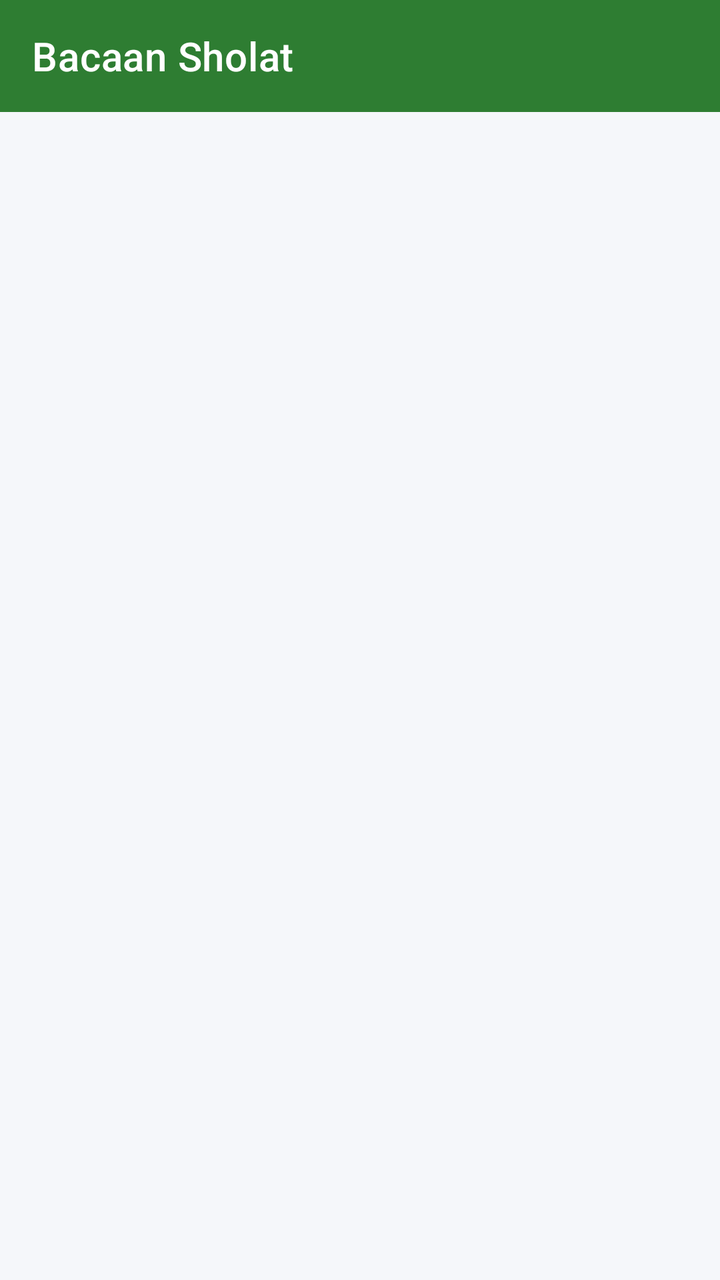
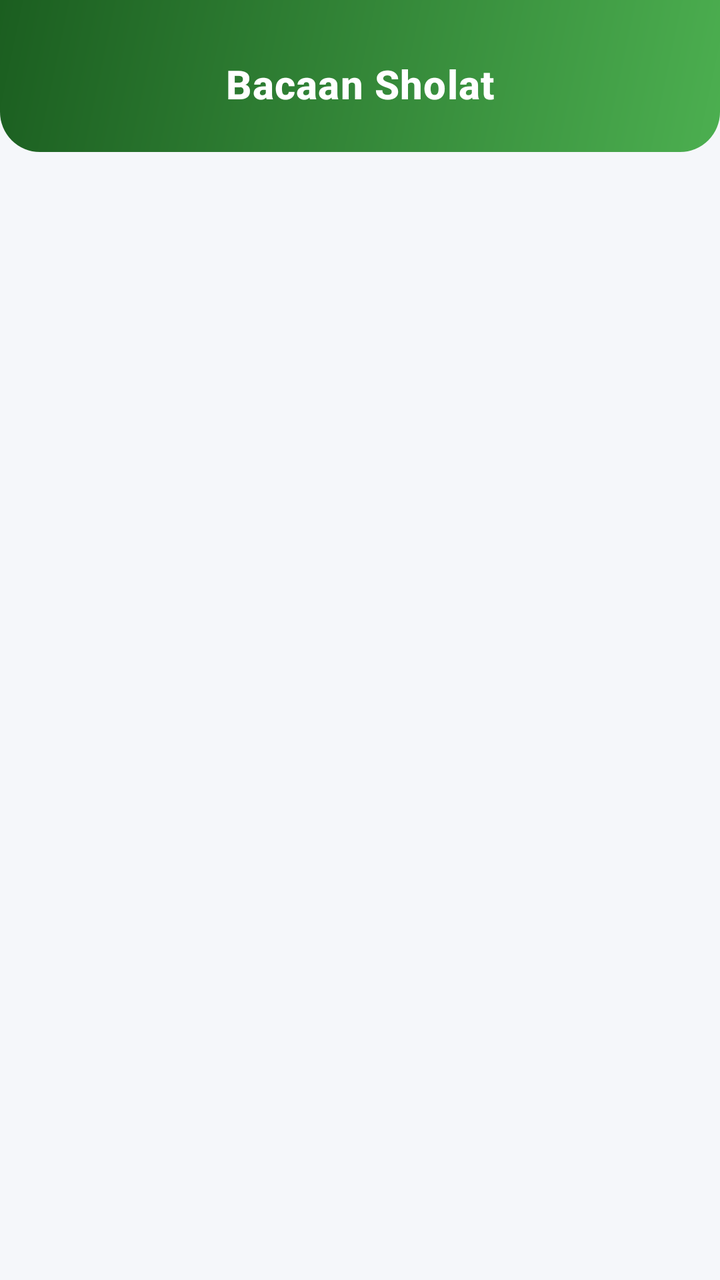

The first picture is an Android layout as it rendered before a commit; the second is the same layout after the commit. The layout source and the unified diff follow.
<!-- AndroidManifest.xml: application theme Theme.RamadhanDigital -->
<!-- res/layout/activity_bacaan_sholat.xml -->
<?xml version="1.0" encoding="utf-8"?>
<LinearLayout xmlns:android="http://schemas.android.com/apk/res/android"
    xmlns:app="http://schemas.android.com/apk/res-auto"
    android:layout_width="match_parent"
    android:layout_height="match_parent"
    android:orientation="vertical"
    android:background="#F5F7FA">

    
    <androidx.appcompat.widget.Toolbar
        android:id="@+id/toolbar"
        android:layout_width="match_parent"
        android:layout_height="?attr/actionBarSize"
        android:background="#2E7D32"
        app:title="Bacaan Sholat"
        app:titleTextColor="@android:color/white" />

    <ProgressBar
        android:id="@+id/progressBar"
        android:layout_width="wrap_content"
        android:layout_height="wrap_content"
        android:layout_gravity="center"
        android:layout_marginTop="32dp"
        android:visibility="gone" />

    
    <androidx.recyclerview.widget.RecyclerView
        android:id="@+id/rvBacaanSholat"
        android:layout_width="match_parent"
        android:layout_height="match_parent"
        android:clipToPadding="false"
        android:paddingTop="8dp"
        android:paddingBottom="16dp" />

</LinearLayout>
<!-- resources referenced by this layout -->
<resources>
  <style name="Theme.RamadhanDigital" parent="Theme.MaterialComponents.Light.NoActionBar">
  
          <item name="colorPrimary">#2E7D32</item>
          <item name="colorPrimaryVariant">#1B5E20</item>
          <item name="colorSecondary">#4CAF50</item>
  
          <item name="colorOnPrimary">@color/white</item>
          <item name="colorOnSecondary">@color/white</item>
  
          <item name="android:windowBackground">@android:color/white</item>
  
          <item name="android:statusBarColor">#2E7D32</item>
          <item name="android:navigationBarColor">@android:color/white</item>
  
          <item name="android:windowLightStatusBar">true</item>
  
          
          <item name="bottomNavigationStyle">@style/App.BottomNavigationView</item>
      </style>
  <color name="white">#FFFFFF</color>
  <style name="App.BottomNavigationView" parent="Widget.MaterialComponents.BottomNavigationView">
          <item name="itemActiveIndicatorStyle">@style/App.Custom.Indicator</item>
          <item name="itemTextAppearanceActive">@style/App.BottomNav.Text.Active</item>
          <item name="itemTextAppearanceInactive">@style/App.BottomNav.Text.Inactive</item>
      </style>
  <style name="App.Custom.Indicator" parent="Widget.Material3.BottomNavigationView.ActiveIndicator">
          
          <item name="android:color">#E8F5E9</item>
          <item name="android:width">60dp</item>
          <item name="android:height">40dp</item>
      </style>
  <style name="App.BottomNav.Text.Active" parent="TextAppearance.MaterialComponents.Caption">
          <item name="android:textStyle">bold</item>
          <item name="android:textSize">14sp</item>
      </style>
  <style name="App.BottomNav.Text.Inactive" parent="TextAppearance.MaterialComponents.Caption">
          <item name="android:textStyle">normal</item>
          <item name="android:textSize">12sp</item>
      </style>
</resources>

<!-- the commit's change to res/layout/activity_bacaan_sholat.xml (unified diff, before → after) -->
@@ -1,35 +1,70 @@
 <?xml version="1.0" encoding="utf-8"?>
-<LinearLayout xmlns:android="http://schemas.android.com/apk/res/android"
+<androidx.coordinatorlayout.widget.CoordinatorLayout
+    xmlns:android="http://schemas.android.com/apk/res/android"
     xmlns:app="http://schemas.android.com/apk/res-auto"
+    xmlns:tools="http://schemas.android.com/tools"
     android:layout_width="match_parent"
     android:layout_height="match_parent"
-    android:orientation="vertical"
     android:background="#F5F7FA">
 
     
-    <androidx.appcompat.widget.Toolbar
-        android:id="@+id/toolbar"
+    <com.google.android.material.appbar.AppBarLayout
+        android:id="@+id/appBarLayout"
         android:layout_width="match_parent"
-        android:layout_height="?attr/actionBarSize"
-        android:background="#2E7D32"
-        app:title="Bacaan Sholat"
-        app:titleTextColor="@android:color/white" />
+        android:layout_height="wrap_content"
+        android:background="@android:color/transparent"
+        app:elevation="0dp">
 
-    <ProgressBar
-        android:id="@+id/progressBar"
-        android:layout_width="wrap_content"
-        android:layout_height="wrap_content"
-        android:layout_gravity="center"
-        android:layout_marginTop="32dp"
-        android:visibility="gone" />
+        <com.google.android.material.appbar.MaterialToolbar
+            android:id="@+id/toolbar"
+            android:layout_width="match_parent"
+            android:layout_height="76dp"
+            android:background="@drawable/bg_header_gradient"
+            android:paddingTop="8dp"
+            app:title="Bacaan Sholat"
+            app:titleCentered="true"
+            app:titleTextAppearance="@style/HeaderTitleStyle"
+            app:titleTextColor="@android:color/white" />
+
+    </com.google.android.material.appbar.AppBarLayout>
 
     
-    <androidx.recyclerview.widget.RecyclerView
-        android:id="@+id/rvBacaanSholat"
+    <androidx.constraintlayout.widget.ConstraintLayout
         android:layout_width="match_parent"
         android:layout_height="match_parent"
-        android:clipToPadding="false"
-        android:paddingTop="8dp"
-        android:paddingBottom="16dp" />
+        app:layout_behavior="@string/appbar_scrolling_view_behavior">
 
-</LinearLayout>
+        
+        <ProgressBar
+            android:id="@+id/progressBar"
+            style="?android:attr/progressBarStyle"
+            android:layout_width="48dp"
+            android:layout_height="48dp"
+            android:indeterminateTint="#2E7D32"
+            android:visibility="gone"
+            app:layout_constraintBottom_toBottomOf="parent"
+            app:layout_constraintEnd_toEndOf="parent"
+            app:layout_constraintStart_toStartOf="parent"
+            app:layout_constraintTop_toTopOf="parent"
+            tools:visibility="visible" />
+
+        
+        <androidx.recyclerview.widget.RecyclerView
+            android:id="@+id/rvBacaanSholat"
+            android:layout_width="0dp"
+            android:layout_height="0dp"
+            android:clipToPadding="false"
+            android:paddingHorizontal="16dp"
+            android:paddingTop="12dp"
+            android:paddingBottom="24dp"
+            android:scrollbars="vertical"
+            app:layoutManager="androidx.recyclerview.widget.LinearLayoutManager"
+            app:layout_constraintBottom_toBottomOf="parent"
+            app:layout_constraintEnd_toEndOf="parent"
+            app:layout_constraintStart_toStartOf="parent"
+            app:layout_constraintTop_toTopOf="parent"
+            tools:listitem="@android:layout/simple_list_item_2" />
+
+    </androidx.constraintlayout.widget.ConstraintLayout>
+
+</androidx.coordinatorlayout.widget.CoordinatorLayout>
<!-- resource entries referenced after the edit -->
@@ -1,5 +1,22 @@
 <!-- resources referenced by this layout -->
 <resources>
+  <!-- drawable bg_header_gradient (drawable) -->
+  <?xml version="1.0" encoding="utf-8"?>
+  <shape xmlns:android="http://schemas.android.com/apk/res/android">
+      <gradient
+          android:angle="135"
+          android:endColor="#1B5E20"
+          android:startColor="#4CAF50"
+          android:type="linear" />
+      <corners
+          android:bottomLeftRadius="20dp"
+          android:bottomRightRadius="20dp" />
+  </shape>
+  <style name="HeaderTitleStyle" parent="TextAppearance.MaterialComponents.Headline6">
+          <item name="android:textStyle">bold</item>
+          <item name="android:textSize">20sp</item>
+          <item name="android:letterSpacing">0.02</item>
+      </style>
   <style name="Theme.RamadhanDigital" parent="Theme.MaterialComponents.Light.NoActionBar">
   
           <item name="colorPrimary">#2E7D32</item>
